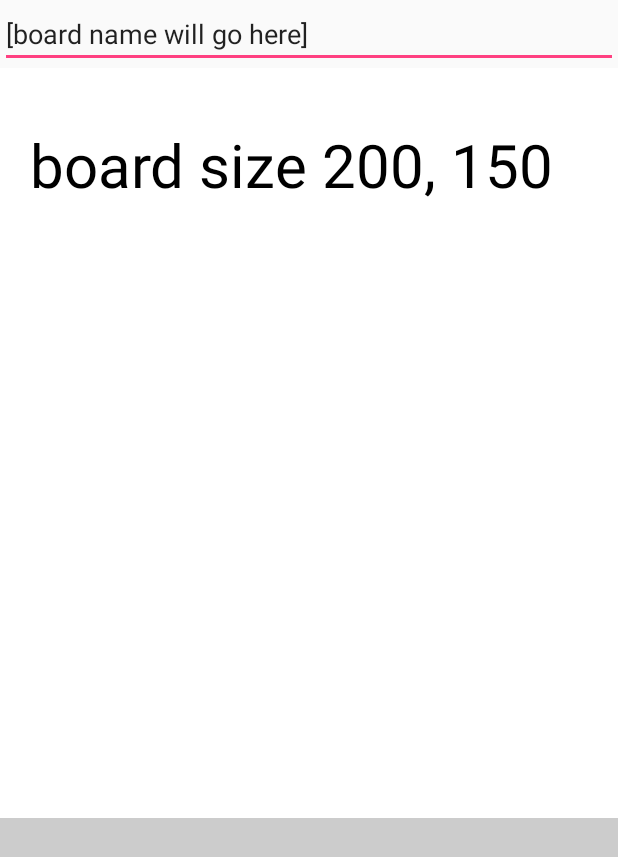
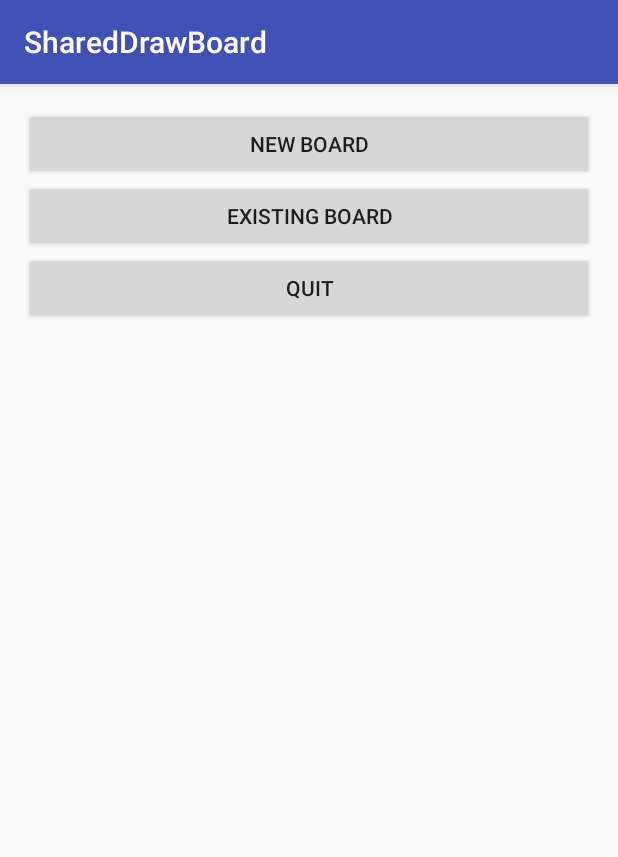
Before and after one commit to Macielos/sr_tablica_rozproszona, an Android app: the screen it shows after launch (MainActivity before the commit, MenuActivity after it), on a phone screen of 412 x 824 dp. Shown: the top 857 px of the screen. Run offline under Robolectric (Android 15) with nearby library versions, the phone set to English and light mode, and no system bars; our stand-ins replace ButterKnife; libraries missing offline, so code that uses them is left out: com.loopj.android, cz.msebera.android.

Commit message:
Komunikacja na webSocketach, menu, próba komunikacji z serwerem - nie działa jak przystało na M$

```diff
--- a/app_java_android/SharedDrawBoard/app/build.gradle
+++ b/app_java_android/SharedDrawBoard/app/build.gradle
@@ -36,6 +36,8 @@ dependencies {
     compile 'com.android.support:appcompat-v7:23.4.0'
     compile 'com.android.support:design:23.4.0'
     compile 'com.jakewharton:butterknife:7.0.1'
+    compile "org.java-websocket:Java-WebSocket:1.3.0"
+    compile 'com.loopj.android:android-async-http:1.4.9'
     testCompile 'junit:junit:4.12'
     testCompile 'org.powermock:powermock-api-mockito:1.6.5'
     testCompile 'org.powermock:powermock:1.6.5'
--- a/app_java_android/SharedDrawBoard/app/src/main/java/pl/shareddrawboard/MainActivity.java
+++ b/app_java_android/SharedDrawBoard/app/src/main/java/pl/shareddrawboard/BoardActivity.java
@@ -7,9 +7,9 @@ import android.widget.EditText;
 import butterknife.Bind;
 import butterknife.ButterKnife;
 
-public class MainActivity extends AppCompatActivity {
+public class BoardActivity extends AppCompatActivity {
 
-	private static final String TAG = MainActivity.class.getSimpleName();
+	private static final String TAG = BoardActivity.class.getSimpleName();
 
 	@Bind(R.id.boardName)
 	EditText boardName;
@@ -19,7 +19,7 @@ public class MainActivity extends AppCompatActivity {
 	@Override
 	protected void onCreate(Bundle savedInstanceState) {
 		super.onCreate(savedInstanceState);
-		setContentView(R.layout.activity_main);
+		setContentView(R.layout.activity_board);
 		ButterKnife.bind(this);
 
 	}
--- /dev/null
+++ b/app_java_android/SharedDrawBoard/app/src/main/java/pl/shareddrawboard/MenuActivity.java
@@ -0,0 +1,118 @@
+package pl.shareddrawboard;
+
+import android.app.Dialog;
+import android.content.Intent;
+import android.os.Bundle;
+import android.support.v7.app.AppCompatActivity;
+import android.util.Log;
+import android.view.View;
+import android.widget.Button;
+import android.widget.EditText;
+import android.widget.LinearLayout;
+
+import com.loopj.android.http.AsyncHttpResponseHandler;
+
+import org.json.JSONException;
+import org.json.JSONObject;
+
+import java.net.ConnectException;
+import java.util.Arrays;
+
+import butterknife.Bind;
+import butterknife.ButterKnife;
+import butterknife.OnClick;
+import cz.msebera.android.httpclient.Header;
+import pl.shareddrawboard.domain.Board;
+import pl.shareddrawboard.domain.StateContainer;
+
+public class MenuActivity extends AppCompatActivity {
+
+	private static final String TAG = MenuActivity.class.getSimpleName();
+
+	@Bind(R.id.create)
+	Button create;
+	@Bind(R.id.create_name)
+	EditText createName;
+	@Bind(R.id.create_button)
+	Button createButton;
+	@Bind(R.id.create_details)
+	LinearLayout createDetails;
+	@Bind(R.id.open)
+	Button open;
+	@Bind(R.id.open_details)
+	LinearLayout openDetails;
+	@Bind(R.id.quit)
+	Button quit;
+
+	@Override
+	protected void onCreate(Bundle savedInstanceState) {
+		super.onCreate(savedInstanceState);
+		setContentView(R.layout.activity_menu);
+		ButterKnife.bind(this);
+
+		createDetails.setVisibility(View.GONE);
+	}
+
+	@OnClick({R.id.create, R.id.create_button, R.id.open, R.id.quit})
+	public void onClick(View view) {
+		switch (view.getId()) {
+			case R.id.create:
+				createDetails.setVisibility(createDetails.getVisibility() == View.VISIBLE ? View.GONE : View.VISIBLE);
+				break;
+			case R.id.create_button:
+				createButton.setEnabled(false);
+				createName.setEnabled(false);
+				createAndOpenBoard();
+				break;
+			case R.id.open:
+				openDetails.setVisibility(openDetails.getVisibility() == View.VISIBLE ? View.GONE : View.VISIBLE);
+				break;
+			case R.id.quit:
+				finish();
+				break;
+		}
+	}
+
+	private void createAndOpenBoard() {
+		final String boardName = createName.getText().toString();
+		try {
+			String ip = NetworkUtils.getIP();
+			StateContainer.instance.getBoardRetriever().createBoard(boardName, ip, new AsyncHttpResponseHandler() {
+				@Override
+				public void onSuccess(int statusCode, Header[] headers, byte[] responseBody) {
+					try {
+						String response = new String(responseBody);
+						JSONObject responseJson = new JSONObject(response);
+						JSONObject boardJson = responseJson.getJSONObject("board");
+						Board board = new Board(boardJson.getString("name"), responseJson.getString("ipAddress"), boardJson.getString("id"));
+						Log.i(TAG, "Created board " + board);
+						StateContainer.instance.setBoard(board);
+						startActivity(new Intent(getApplicationContext(), BoardActivity.class));
+						finish();
+					} catch (JSONException e) {
+						e.printStackTrace();
+						onCreateBoardFailed();
+					}
+				}
+
+				@Override
+				public void onFailure(int statusCode, Header[] headers, byte[] responseBody, Throwable error) {
+					Log.e(TAG, "error form server, code: " + statusCode + ", headers: " + Arrays.toString(headers) + ", body: " + new String(responseBody), error);
+					onCreateBoardFailed();
+				}
+			});
+		} catch (JSONException | ConnectException e) {
+			e.printStackTrace();
+			onCreateBoardFailed();
+		}
+	}
+
+	private void onCreateBoardFailed() {
+		Dialog dialog = new Dialog(MenuActivity.this);
+		dialog.setTitle("Cannot connect to server. Try again later");
+		dialog.show();
+		createButton.setEnabled(true);
+		createName.setEnabled(true);
+	}
+
+}
--- a/app_java_android/SharedDrawBoard/app/src/main/java/pl/shareddrawboard/api/JsonSerializer.java
+++ b/app_java_android/SharedDrawBoard/app/src/main/java/pl/shareddrawboard/api/JsonSerializer.java
@@ -13,7 +13,7 @@ import pl.shareddrawboard.domain.Point;
 
 public class JsonSerializer {
 
-	public String toJson(String sender, BoardUpdate boardUpdate) throws JSONException {
+	public static String toJson(String sender, BoardUpdate boardUpdate) throws JSONException {
 		JSONObject baseJsonObject = baseJson("draw", sender);
 		JSONObject boardUpdateJsonObject = baseJsonObject.getJSONObject("args");
 		JSONArray jsonPoints = new JSONArray();
@@ -29,7 +29,7 @@ public class JsonSerializer {
 		return baseJsonObject.toString();
 	}
 
-	private JSONObject baseJson(String action, String sender) throws JSONException {
+	private static JSONObject baseJson(String action, String sender) throws JSONException {
 		JSONObject jsonObject = new JSONObject();
 		jsonObject.put("action", action);
 		jsonObject.put("sender", sender);
@@ -37,7 +37,7 @@ public class JsonSerializer {
 		return jsonObject;
 	}
 
-	public BoardUpdate fromJson(JSONObject jsonObject) throws JSONException {
+	public static BoardUpdate fromJson(JSONObject jsonObject) throws JSONException {
 		JSONObject boardUpdateJsonObject = jsonObject.getJSONObject("args");
 		BoardUpdate boardUpdate = new BoardUpdate(boardUpdateJsonObject.getInt("brushColor"), boardUpdateJsonObject.getInt("brushSize"));
 		JSONArray jsonPoints = boardUpdateJsonObject.getJSONArray("points");
--- a/app_java_android/SharedDrawBoard/app/src/main/java/pl/shareddrawboard/api/Connector.java
+++ b/app_java_android/SharedDrawBoard/app/src/main/java/pl/shareddrawboard/api/PlainSocketConnector.java
@@ -31,9 +31,11 @@ import pl.shareddrawboard.domain.BoardUpdate;
 
 /**
  * Created by Arjan on 29.12.2016.
+ *
+ * stara impl na socketach, potem sie wywali
  */
-
-public class Connector {
+@Deprecated
+public class PlainSocketConnector {
 
 	private class User {
 		private final String host;
@@ -126,7 +128,7 @@ public class Connector {
 		}
 	}
 
-	private static final String TAG = Connector.class.getSimpleName();
+	private static final String TAG = PlainSocketConnector.class.getSimpleName();
 
 	private static final String CONNECTION_ERROR = "did not find ip, probably not connected to the internet";
 	private static final int DEFAULT_PORT = 28000;
@@ -137,7 +139,7 @@ public class Connector {
 	private final User user3 = new User("10.0.2.15", DEFAULT_PORT, "qwerty"); //192.168.1.110
 
 	//tylko do testow, poki nie dziala serwer do znajdowania userow
-	private final List<User> allUsers = Arrays.asList(user1, user2, user3);
+	private final List<User> allUsers = Arrays.asList(/*user1, user2, */user3);
 
 	private final User me;
 
@@ -160,11 +162,11 @@ public class Connector {
 		return new ThreadPoolExecutor(8, 8, 0, TimeUnit.MILLISECONDS, new LinkedBlockingDeque<Runnable>());
 	}
 
-	public Connector(String name, Board board) throws ConnectException {
+	public PlainSocketConnector(String name, Board board) throws ConnectException {
 		this(getIP(), DEFAULT_PORT, name, board, true);
 	}
 
-	public Connector(String host, int port, String name, Board board, boolean log) {
+	public PlainSocketConnector(String host, int port, String name, Board board, boolean log) {
 		this.board = board;
 		this.me = new User(host, port, name);
 		this.log = log;
--- a/app_java_android/SharedDrawBoard/app/src/main/res/layout/activity_main.xml
+++ b/app_java_android/SharedDrawBoard/app/src/main/res/layout/activity_board.xml
@@ -6,7 +6,7 @@
 	android:layout_height="match_parent"
 	android:orientation="vertical"
 	android:fitsSystemWindows="true"
-	tools:context="pl.shareddrawboard.MainActivity">
+	tools:context="pl.shareddrawboard.BoardActivity">
 
 	<EditText
 		android:layout_width="match_parent"
--- /dev/null
+++ b/app_java_android/SharedDrawBoard/app/src/main/res/layout/activity_menu.xml
@@ -0,0 +1,85 @@
+<?xml version="1.0" encoding="utf-8"?>
+<ScrollView
+	xmlns:android="http://schemas.android.com/apk/res/android"
+	xmlns:app="http://schemas.android.com/apk/res-auto"
+	xmlns:tools="http://schemas.android.com/tools"
+	android:id="@+id/activity_menu"
+	android:layout_width="match_parent"
+	android:layout_height="match_parent"
+	android:paddingBottom="@dimen/activity_vertical_margin"
+	android:paddingLeft="@dimen/activity_horizontal_margin"
+	android:paddingRight="@dimen/activity_horizontal_margin"
+	android:paddingTop="@dimen/activity_vertical_margin"
+	tools:context="pl.shareddrawboard.MenuActivity"
+	app:layout_collapseParallaxMultiplier="0.9">
+
+	<LinearLayout
+		android:layout_width="match_parent"
+		android:layout_height="wrap_content"
+		android:orientation="vertical">
+
+		<Button
+			android:id="@+id/create"
+			android:layout_width="match_parent"
+			android:layout_height="wrap_content"
+			android:text="New board"/>
+
+		<LinearLayout
+			android:id="@+id/create_details"
+			android:layout_width="match_parent"
+			android:layout_height="wrap_content"
+			android:orientation="vertical">
+
+			<TextView
+				android:text="Enter board name"
+				android:layout_width="match_parent"
+				android:layout_height="wrap_content"
+				android:id="@+id/create_name_label"/>
+
+			<EditText
+				android:layout_width="match_parent"
+				android:layout_height="wrap_content"
+				android:inputType="textPersonName"
+				android:ems="10"
+				android:id="@+id/create_name"
+				style="@style/Widget.AppCompat.EditText"
+				/>
+
+			<RelativeLayout
+				android:layout_width="match_parent"
+				android:layout_height="match_parent"
+				android:paddingLeft="50dp"
+				android:paddingBottom="10dp"
+				android:paddingTop="20dp">
+
+				<Button
+					android:id="@+id/create_button"
+					android:layout_width="match_parent"
+					android:layout_height="wrap_content"
+					android:text="Create"/>
+			</RelativeLayout>
+
+		</LinearLayout>
+
+		<Button
+			android:id="@+id/open"
+			android:layout_width="match_parent"
+			android:layout_height="wrap_content"
+			android:text="Existing board"/>
+
+		<LinearLayout
+			android:id="@+id/open_details"
+			android:layout_width="match_parent"
+			android:layout_height="wrap_content"
+			android:orientation="vertical">
+		</LinearLayout>
+
+		<Button
+			android:id="@+id/quit"
+			android:layout_width="match_parent"
+			android:layout_height="wrap_content"
+			android:text="Quit"/>
+
+	</LinearLayout>
+
+</ScrollView>
```
Also changed, not shown: app_java_android/SharedDrawBoard/app/src/main/AndroidManifest.xml (+6 -4 lines), app_java_android/SharedDrawBoard/app/src/main/java/pl/shareddrawboard/BoardView.java (+14 -11 lines), app_java_android/SharedDrawBoard/app/src/main/java/pl/shareddrawboard/NetworkUtils.java (added, +46 -0 lines), app_java_android/SharedDrawBoard/app/src/main/java/pl/shareddrawboard/api/BoardRetriever.java (added, +36 -0 lines), app_java_android/SharedDrawBoard/app/src/main/java/pl/shareddrawboard/api/DrawboardClientPool.java (added, +117 -0 lines), app_java_android/SharedDrawBoard/app/src/main/java/pl/shareddrawboard/api/DrawboardServer.java (added, +89 -0 lines), app_java_android/SharedDrawBoard/app/src/main/java/pl/shareddrawboard/api/UserEndpoint.java (added, +106 -0 lines), app_java_android/SharedDrawBoard/app/src/main/java/pl/shareddrawboard/domain/Board.java (+14 -1 lines), app_java_android/SharedDrawBoard/app/src/main/java/pl/shareddrawboard/domain/StateContainer.java (+29 -7 lines), app_java_android/SharedDrawBoard/app/src/main/res/anim/slide_down.xml (added, +13 -0 lines), 1 other file.
